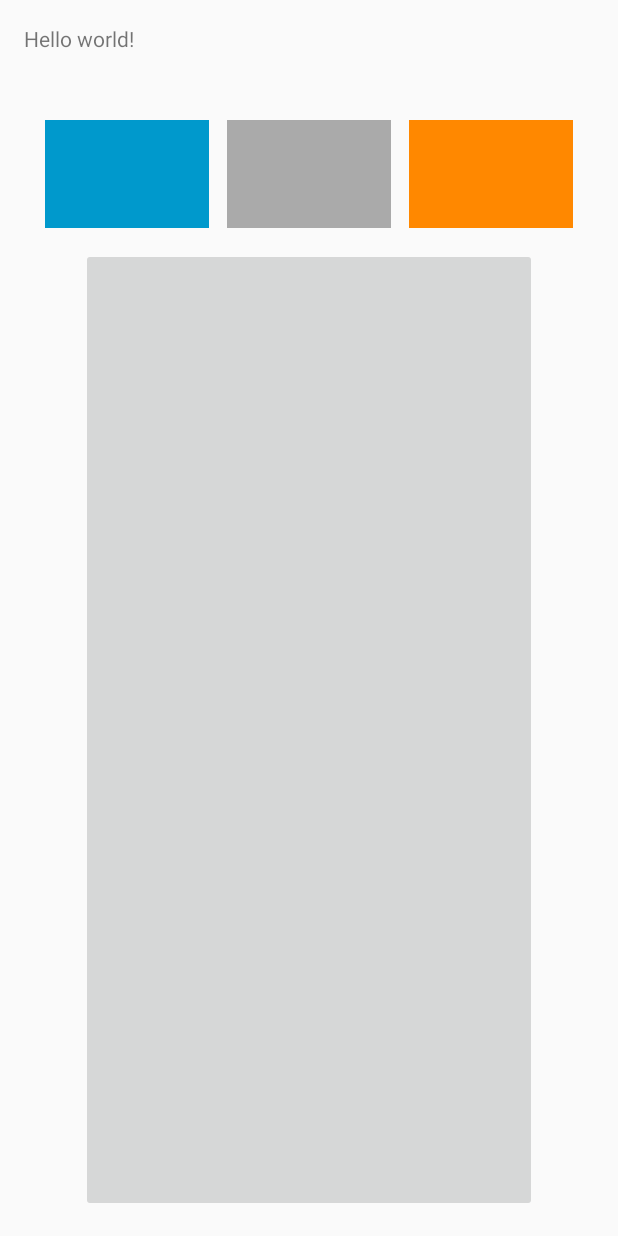
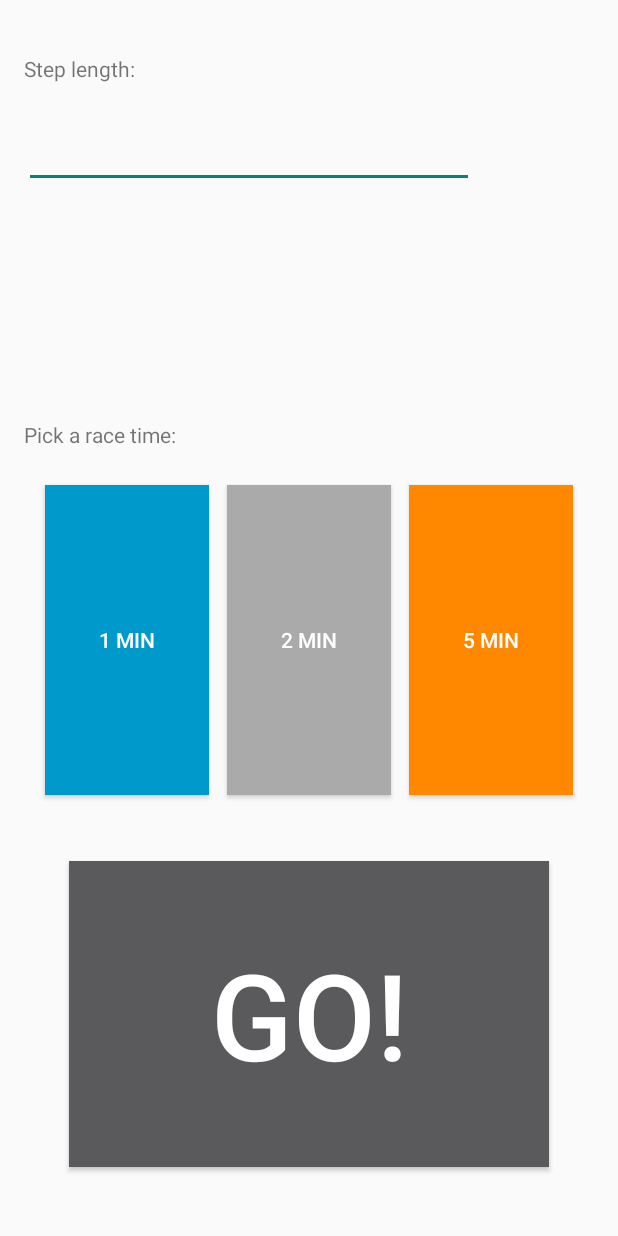
Before and after one commit to Yifei-Li/FitChallenge, an Android app: the SetUpActivity screen opened directly, with no data from a screen before it, on a phone screen of 412 x 824 dp. Run offline under Robolectric (Android 15) with nearby library versions, the phone set to English and light mode, and no system bars.

```diff
--- a/app/src/main/AndroidManifest.xml
+++ b/app/src/main/AndroidManifest.xml
@@ -7,6 +7,9 @@
     <uses-permission android:name="android.permission.READ_PROFILE" />
     <uses-permission android:name="android.permission.READ_CONTACTS" />
     <uses-permission android:name="android.permission.ACCESS_FINE_LOCATION"/>
+
+    <uses-feature android:name="@string/step_detector" android:required="false"/>
+    <uses-feature android:name="@string/step_counter" android:required="false"/>
 
     <application
         android:allowBackup="true"
--- a/app/src/main/java/ca/davidvuong/fitchallenge/SetUpActivity.java
+++ b/app/src/main/java/ca/davidvuong/fitchallenge/SetUpActivity.java
@@ -43,12 +43,10 @@ public class SetUpActivity extends ActionBarActivity {
         timeOption = 1;
     }
 
-    public void setTimeOption2(View view){
-        timeOption = 2;
-    }
+    public void setTimeOption2(View view){  timeOption = 2; }
 
     public void setTimeOption3(View view){
-        timeOption = 3;
+        timeOption = 5;
     }
 
     public void onProceed(View view){
--- a/app/src/main/res/layout/activity_set_up.xml
+++ b/app/src/main/res/layout/activity_set_up.xml
@@ -1,87 +1,110 @@
-<RelativeLayout xmlns:android="http://schemas.android.com/apk/res/android"
+<LinearLayout xmlns:android="http://schemas.android.com/apk/res/android"
     xmlns:tools="http://schemas.android.com/tools" android:layout_width="match_parent"
     android:layout_height="match_parent" android:paddingLeft="@dimen/activity_horizontal_margin"
+    android:orientation="vertical"
     android:paddingRight="@dimen/activity_horizontal_margin"
     android:paddingTop="@dimen/activity_vertical_margin"
     android:paddingBottom="@dimen/activity_vertical_margin"
+    android:weightSum="3"
+
     tools:context="ca.davidvuong.fitchallenge.SetUpActivity">
-
-    <TextView android:text="@string/hello_world" android:layout_width="wrap_content"
-        android:layout_height="wrap_content"
-        android:id="@+id/textView2" />
 
     <LinearLayout
         android:orientation="horizontal"
         android:layout_width="match_parent"
-        android:layout_height="100dp"
-        android:layout_weight="0.33"
+        android:layout_weight="1"
+        android:layout_height="fill_parent"
+        android:paddingTop="20dp">
+
+        <LinearLayout
+            android:orientation="vertical"
+            android:layout_width="match_parent"
+            android:layout_height="match_parent">
+
+            <TextView
+                android:layout_width="wrap_content"
+                android:layout_height="wrap_content"
+                android:text="Step length:"
+                android:id="@+id/textView2" />
+
+            <EditText
+                android:layout_width="300dp"
+                android:layout_height="70dp"
+                android:id="@+id/editText"
+                android:gravity="center"/>
+        </LinearLayout>
+
+    </LinearLayout>
+
+    <LinearLayout
+        android:orientation="vertical"
+        android:layout_width="match_parent"
+        android:layout_height="match_parent"
+        android:layout_weight="1">
+
+        <TextView
+            android:layout_width="wrap_content"
+            android:layout_height="wrap_content"
+            android:text="Pick a race time:"
+            android:id="@+id/textView6" />
+
+        <LinearLayout
+            android:orientation="horizontal"
+            android:layout_width="match_parent"
+            android:layout_height="match_parent"
             android:layout_alignParentStart="true"
             android:id="@+id/linearLayout"
-        android:padding="@dimen/abc_action_bar_default_padding_material"
-        android:layout_marginTop="50dp">
+            android:layout_marginTop="10dp"
+            android:padding="@dimen/abc_action_bar_default_padding_material">
 
-        <ImageButton
+            <Button
                 android:layout_width="wrap_content"
                 android:layout_height="match_parent"
                 android:id="@+id/imageButton"
                 android:background="@android:color/holo_blue_dark"
                 android:layout_margin="@dimen/abc_action_bar_overflow_padding_start_material"
                 android:layout_weight="0.33"
+                android:text="1 min"
+                android:textColor="@color/white"
                 android:onClick="setTimeOption1" />
 
 
-        <ImageButton
+            <Button
                 android:layout_width="wrap_content"
                 android:layout_height="match_parent"
                 android:id="@+id/imageButton2"
                 android:layout_weight="0.33"
+                android:text="2 min"
+                android:textColor="@color/white"
                 android:background="@android:color/darker_gray"
                 android:layout_margin="@dimen/abc_action_bar_overflow_padding_start_material"
                 android:onClick="setTimeOption2" />
 
-        <ImageButton
+            <Button
                 android:layout_width="wrap_content"
                 android:layout_height="match_parent"
                 android:id="@+id/imageButton3"
                 android:layout_weight="0.33"
+                android:text="5 min"
+                android:textColor="@color/white"
                 android:layout_margin="@dimen/abc_action_bar_overflow_padding_start_material"
                 android:background="@android:color/holo_orange_dark"
                 android:onClick="setTimeOption3" />
+
+        </LinearLayout>
     </LinearLayout>
 
-    <LinearLayout
-        android:orientation="horizontal"
+
+    <Button
         android:layout_width="match_parent"
         android:layout_height="match_parent"
-        android:layout_weight="0.67"
-        android:layout_below="@+id/textView2"
-        android:layout_alignEnd="@+id/linearLayout"
-        android:layout_marginTop="130dp">
+        android:layout_weight="1"
+        android:id="@+id/imageButton4"
+        android:onClick="onProceed"
+        android:text="GO!"
+        android:textSize="80dp"
+        android:background="@color/button_material_dark"
+        android:textColor="@color/white"
+        android:layout_margin="30dp"/>
 
-        <LinearLayout
-            android:orientation="vertical"
-            android:layout_width="match_parent"
-            android:layout_height="match_parent"
-            android:layout_weight="0.9"></LinearLayout>
-
-        <LinearLayout
-            android:orientation="vertical"
-            android:layout_width="match_parent"
-            android:layout_height="match_parent"
-            android:layout_weight="0.2">
-
-            <ImageButton
-                android:layout_width="match_parent"
-                android:layout_height="match_parent"
-                android:id="@+id/imageButton4"
-                android:onClick="onProceed"/>
 </LinearLayout>
-
-        <LinearLayout
-            android:orientation="vertical"
-            android:layout_width="match_parent"
-            android:layout_height="match_parent"
-            android:layout_weight="0.9"></LinearLayout>
-    </LinearLayout>
-
-</RelativeLayout>
--- a/app/src/main/res/values/strings.xml
+++ b/app/src/main/res/values/strings.xml
@@ -8,4 +8,6 @@
 
     <string name="hello_world">Hello world!</string>
     <string name="title_activity_challenge_start">ChallengeStart</string>
+    <string name="step_counter">android.hardware.sensor.stepcounter</string>
+    <string name="step_detector">android.hardware.sensor.stepdetector</string>
 </resources>
```
Also changed, not shown: app/src/main/java/ca/davidvuong/fitchallenge/ChallengeStart.java (+75 -2 lines), app/src/main/res/layout/activity_challenge_start.xml (+107 -5 lines). Lines whose indentation alone changed are shown as unchanged.
